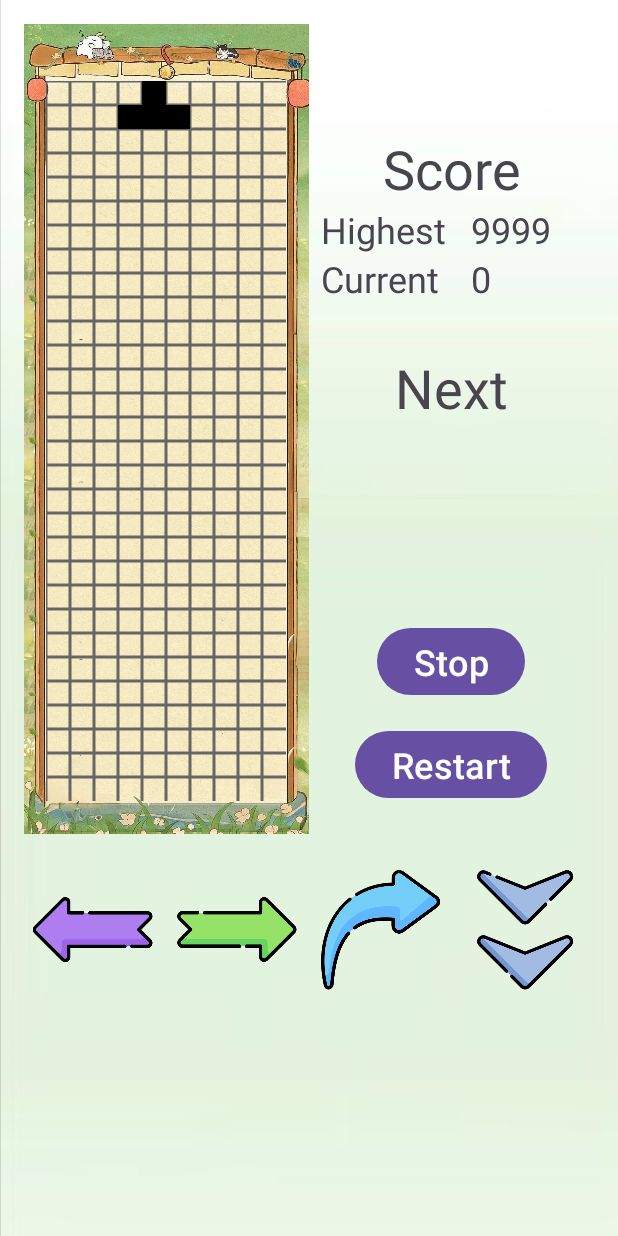
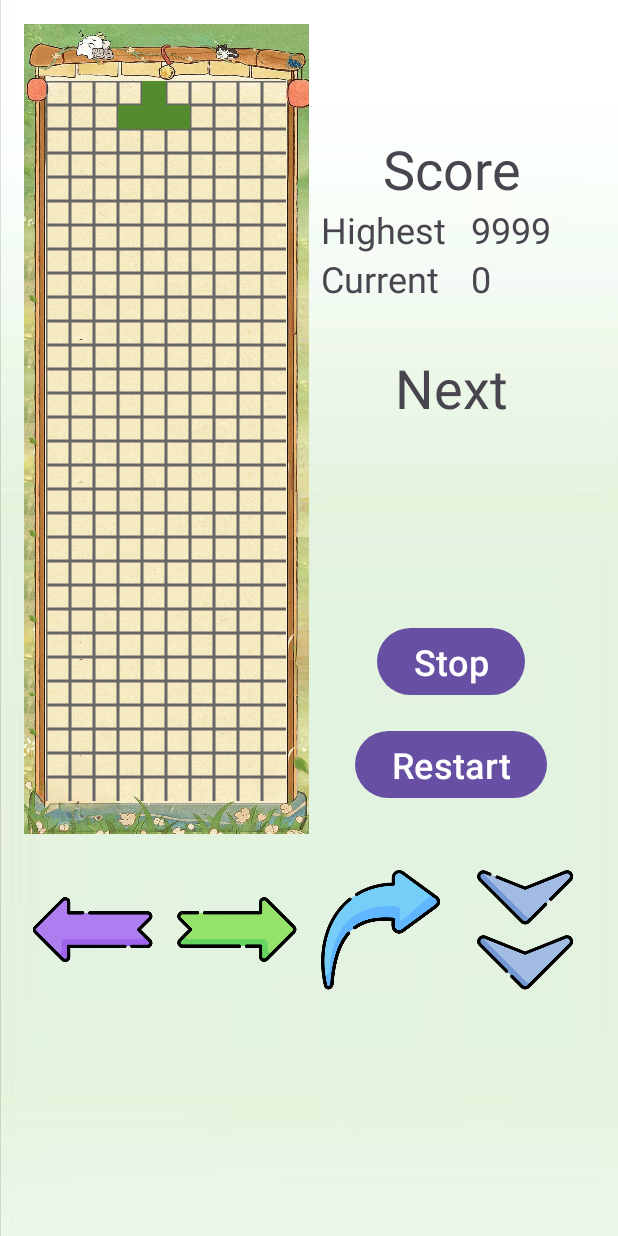
Before and after one commit to NJUPTTetris/Tetris, an Android app: the GameActivity screen opened directly, with no data from a screen before it, on a phone screen of 412 x 824 dp. Run offline under Robolectric (Android 15) with nearby library versions, the phone set to English and light mode, and no system bars.

Commit message:
color
设置方块颜色

```diff
--- a/app/src/main/java/com/example/tetris/GameActivity.java
+++ b/app/src/main/java/com/example/tetris/GameActivity.java
@@ -36,30 +36,39 @@ public class GameActivity extends AppCompatActivity {
     public void newBoxes() {//新的方块
         Random random = new Random();
         boxType = random.nextInt(TUBE);
+        boxPaint = new Paint();//初始化方块画笔
         switch (boxType) {
             case 0:
+                boxPaint.setColor(getResources().getColor(R.color.red));
                 boxes = new Point[]{new Point(4, 0), new Point(5, 0), new Point(4, 1), new Point(5, 1)};
                 break;
             case 1:
+                boxPaint.setColor(getResources().getColor(R.color.orange));
                 boxes = new Point[]{new Point(4, 1), new Point(5, 0), new Point(3, 1), new Point(5, 1)};
                 break;
             case 2:
+                boxPaint.setColor(getResources().getColor(R.color.yellow));
                 boxes = new Point[]{new Point(4, 1), new Point(3, 0), new Point(3, 1), new Point(5, 1)};
                 break;
             case 3:
+                boxPaint.setColor(getResources().getColor(R.color.green));
                 boxes = new Point[]{new Point(4, 1), new Point(4, 0), new Point(3, 1), new Point(5, 1)};
                 break;
             case 4:
+                boxPaint.setColor(getResources().getColor(R.color.cyan));
                 boxes = new Point[]{new Point(4, 0), new Point(3, 0), new Point(5, 0), new Point(6, 0)};
                 break;
             case 5:
+                boxPaint.setColor(getResources().getColor(R.color.blue));
                 boxes = new Point[]{new Point(4, 1), new Point(4, 0), new Point(5, 1), new Point(5, 2)};
                 break;
             case 6:
+                boxPaint.setColor(getResources().getColor(R.color.purple));
                 boxes = new Point[]{new Point(5, 1), new Point(5, 0), new Point(4, 1), new Point(4, 2)};
                 break;
         }
     }
+
 
     public void initListener() {//初始化监听
         findViewById(R.id.arrow_left).setOnClickListener(v -> move(-1, 0));
@@ -135,9 +144,6 @@ public class GameActivity extends AppCompatActivity {
         linePaint.setStrokeWidth(3);
         linePaint.setAntiAlias(true);
 
-        boxPaint = new Paint();//初始化方块画笔
-        boxPaint.setColor(0xff000000);
-
         FrameLayout layoutGame = findViewById(R.id.layoutGame);//得到父容器
         view = new View(this) {
             @Override
--- a/app/src/main/res/values/colors.xml
+++ b/app/src/main/res/values/colors.xml
@@ -2,4 +2,11 @@
 <resources>
     <color name="black">#FF000000</color>
     <color name="white">#FFFFFFFF</color>
+    <color name="red">#C62828</color>
+    <color name="orange">#D84315</color>
+    <color name="yellow">#F9A825</color>
+    <color name="green">#558B2F</color>
+    <color name="cyan">#00695C</color>
+    <color name="blue">#4527A0</color>
+    <color name="purple">#6A1B9A</color>
 </resources>
```
